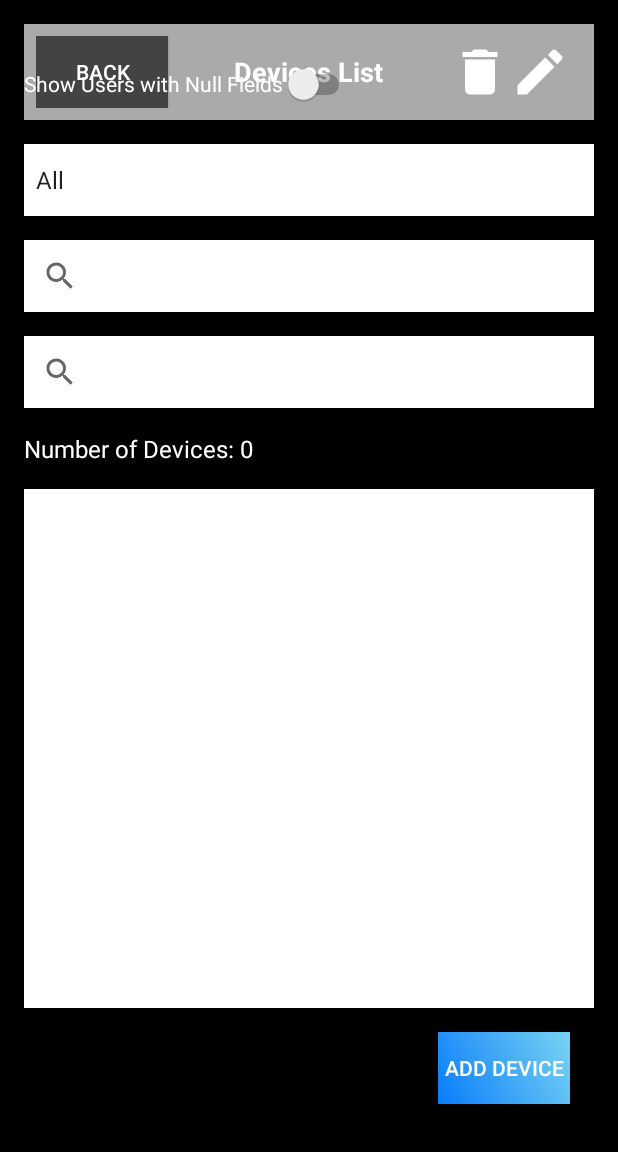
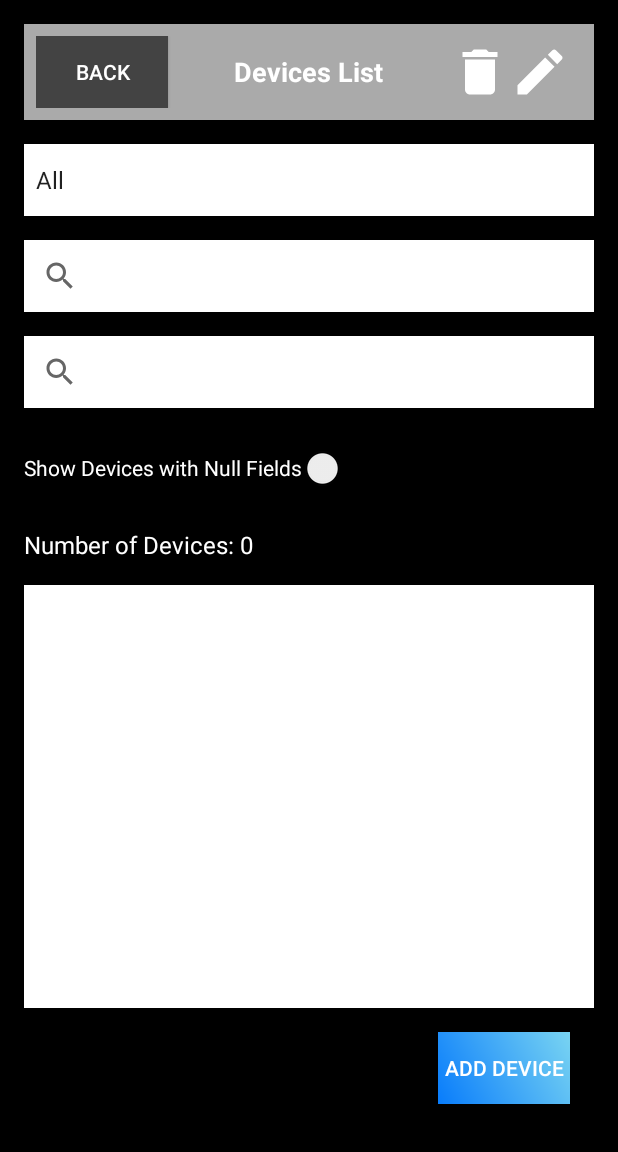
Before and after one commit to IvoPinela/ESP32-SmartHomeAuto, an Android app: the DeviceListActivity screen opened directly, with no data from a screen before it, on a phone screen of 412 x 824 dp, the part 84-1236 px from its top. Run offline under Robolectric (Android 15) with nearby library versions, the phone set to English and light mode, and no system bars; our stand-ins replace Room's generated code.

Commit message:
Update layout on Device List

```diff
--- a/SmartHomeAuto/automotive/src/main/res/layout/devicelist.xml
+++ b/SmartHomeAuto/automotive/src/main/res/layout/devicelist.xml
@@ -90,17 +90,17 @@
         android:id="@+id/switchFilterNullFields"
         android:layout_width="wrap_content"
         android:layout_height="wrap_content"
-        android:layout_below="@id/searchViewUsername"
+        android:layout_below="@id/searchViewUser"
         android:layout_marginTop="16dp"
         android:minHeight="48dp"
-        android:text="Show Users with Null Fields"
+        android:text="Show Devices with Null Fields"
         android:textColor="@android:color/white" />
 
     <TextView
         android:id="@+id/textViewDeviceCount"
         android:layout_width="wrap_content"
         android:layout_height="wrap_content"
-        android:layout_below="@id/searchViewUser"
+        android:layout_below="@id/switchFilterNullFields"
         android:layout_marginTop="16dp"
         android:text="Number of Devices: 0"
         android:textSize="16sp"
```
